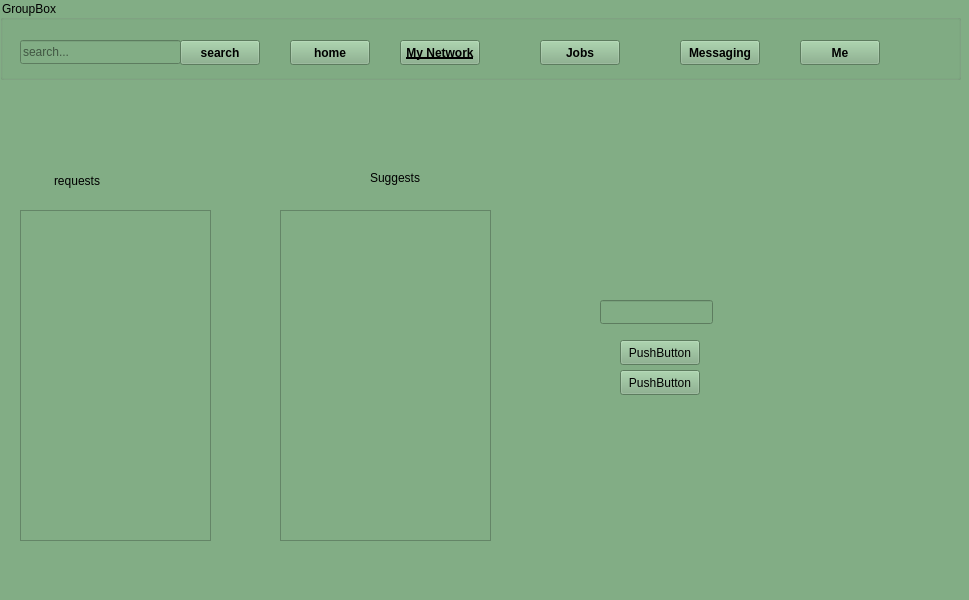
The window that my_networks_karbar.ui (white-vessel/eyd-project) describes before a commit, drawn with Qt 5.
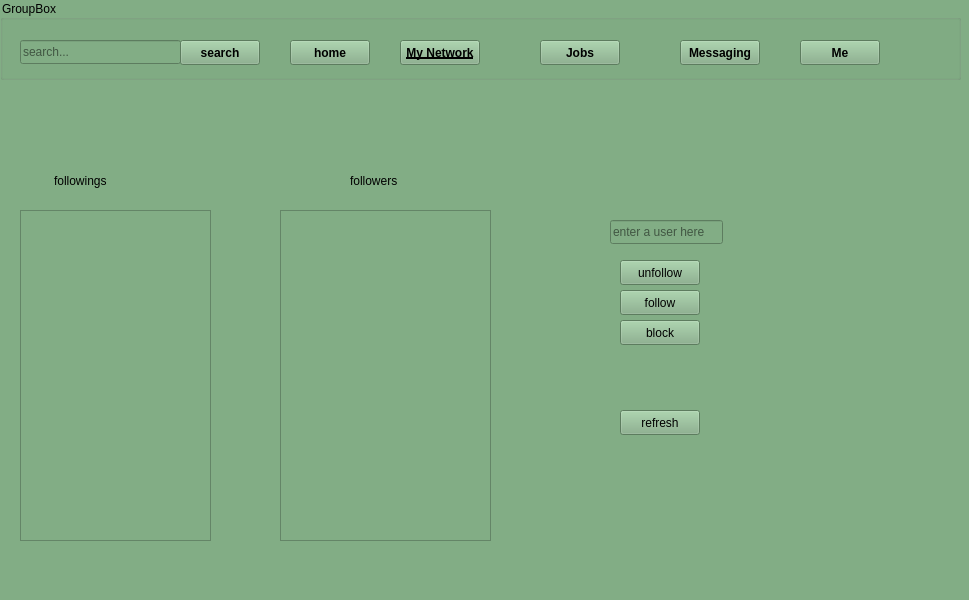
The same window after the commit.

```diff
--- a/my_networks_karbar.ui
+++ b/my_networks_karbar.ui
@@ -189,7 +189,7 @@
      </rect>
     </property>
     <property name="text">
-     <string>requests</string>
+     <string>followings</string>
     </property>
    </widget>
    <widget class="QTableView" name="tableView_2">
@@ -205,50 +205,79 @@
    <widget class="QLabel" name="label_2">
     <property name="geometry">
      <rect>
-      <x>370</x>
+      <x>350</x>
       <y>170</y>
-      <width>55</width>
-      <height>16</height>
+      <width>71</width>
+      <height>21</height>
      </rect>
     </property>
     <property name="text">
-     <string>Suggests</string>
+     <string>followers</string>
     </property>
    </widget>
    <widget class="QLineEdit" name="lineEdit_2">
     <property name="geometry">
      <rect>
-      <x>600</x>
-      <y>300</y>
+      <x>610</x>
+      <y>220</y>
       <width>113</width>
       <height>24</height>
      </rect>
     </property>
+    <property name="placeholderText">
+     <string>enter a user here</string>
+    </property>
    </widget>
    <widget class="QPushButton" name="pushButton_6">
     <property name="geometry">
      <rect>
       <x>620</x>
-      <y>340</y>
+      <y>290</y>
       <width>80</width>
       <height>25</height>
      </rect>
     </property>
     <property name="text">
-     <string>PushButton</string>
+     <string>follow</string>
     </property>
    </widget>
    <widget class="QPushButton" name="pushButton_7">
     <property name="geometry">
      <rect>
       <x>620</x>
-      <y>370</y>
+      <y>260</y>
       <width>80</width>
       <height>25</height>
      </rect>
     </property>
     <property name="text">
-     <string>PushButton</string>
+     <string>unfollow</string>
+    </property>
+   </widget>
+   <widget class="QPushButton" name="pushButton_8">
+    <property name="geometry">
+     <rect>
+      <x>620</x>
+      <y>410</y>
+      <width>80</width>
+      <height>25</height>
+     </rect>
+    </property>
+    <property name="text">
+     <string>refresh</string>
+    </property>
+   </widget>
+   <widget class="QPushButton" name="pushButton_9">
+    <property name="geometry">
+     <rect>
+      <x>620</x>
+      <y>320</y>
+      <width>80</width>
+      <height>25</height>
+     </rect>
+    </property>
+    <property name="text">
+     <string>block</string>
     </property>
    </widget>
   </widget>
```
